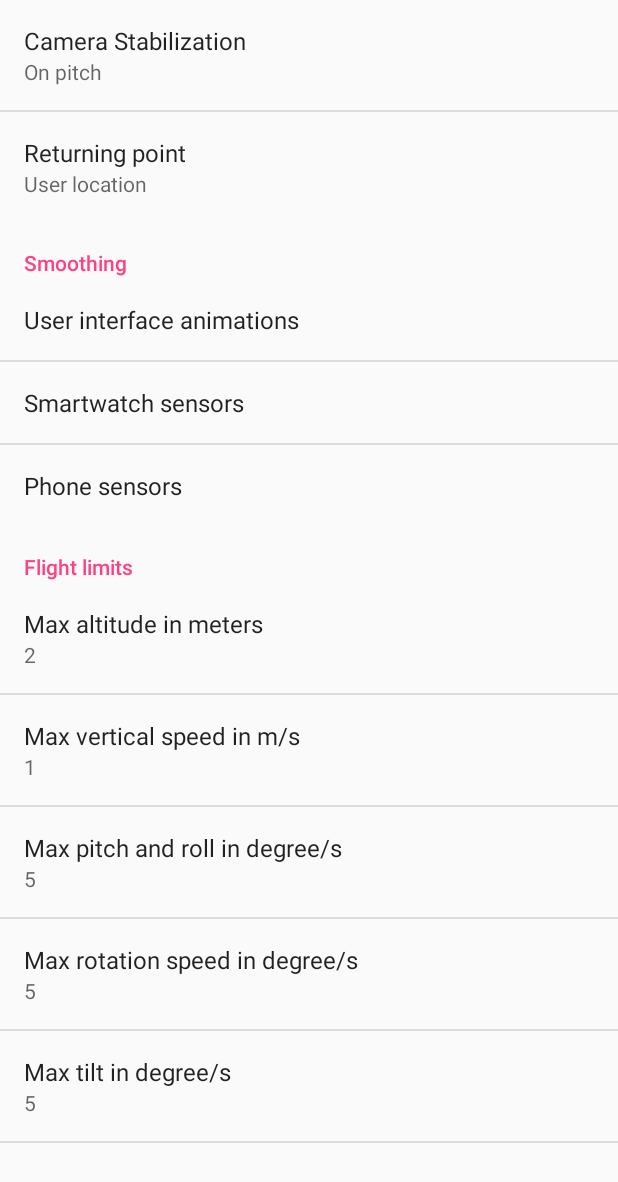
After one commit to orhuncng/Bebop-Ui-Test, an Android app: the SettingsActivity screen opened directly, with no data from a screen before it, on a phone screen of 412 x 824 dp. The commit adds this screen. Shown: the top 1182 px of the screen. Run offline under Robolectric (Android 15) with nearby library versions, the phone set to English and light mode, and no system bars.

Commit message:
Added preferences menu and activity.

```diff
--- /dev/null
+++ b/app/src/main/java/com/trio/drone/core/SettingsActivity.java
@@ -0,0 +1,80 @@
+package com.trio.drone.core;
+
+import android.os.Bundle;
+import android.preference.*;
+import android.view.MenuItem;
+import com.example.trio.testproject.R;
+
+public class SettingsActivity extends PreferenceActivity
+{
+    private static Preference.OnPreferenceChangeListener prefChanged =
+            new Preference.OnPreferenceChangeListener()
+            {
+                @Override
+                public boolean onPreferenceChange(Preference preference, Object newValue)
+                {
+                    String stringValue = newValue.toString();
+
+                    if (preference instanceof ListPreference) {
+                        ListPreference listPreference = (ListPreference) preference;
+                        int index = listPreference.findIndexOfValue(stringValue);
+
+                        preference.setSummary(
+                                index >= 0 ? listPreference.getEntries()[index] : null);
+                    }
+                    else {
+                        preference.setSummary(stringValue);
+                    }
+                    return true;
+                }
+            };
+
+    private static void bindSummary(Preference preference)
+    {
+        preference.setOnPreferenceChangeListener(prefChanged);
+        prefChanged.onPreferenceChange(preference,
+                PreferenceManager.getDefaultSharedPreferences(preference.getContext())
+                        .getString(preference.getKey(), ""));
+    }
+
+    @Override
+    public boolean onOptionsItemSelected(MenuItem item)
+    {
+        if (item.getItemId() == android.R.id.home) {
+            onBackPressed();
+        }
+        return super.onOptionsItemSelected(item);
+    }
+
+    @Override
+    protected void onCreate(Bundle savedInstanceState)
+    {
+        super.onCreate(savedInstanceState);
+
+        // load settings fragment
+        getFragmentManager().beginTransaction().replace(android.R.id.content,
+                new MainPreferenceFragment()).commit();
+    }
+
+    public static class MainPreferenceFragment extends PreferenceFragment
+    {
+        @Override
+        public void onCreate(final Bundle savedInstanceState)
+        {
+            super.onCreate(savedInstanceState);
+            addPreferencesFromResource(R.xml.pref);
+
+            // bind summaries to selected pref values
+            bindSummary(findPreference(getString(R.string.pref_key_camera_stab_mode)));
+            bindSummary(findPreference(getString(R.string.pref_key_home_type)));
+            bindSummary(findPreference(getString(R.string.pref_key_smoothing_ui)));
+            bindSummary(findPreference(getString(R.string.pref_key_smoothing_watch_sensors)));
+            bindSummary(findPreference(getString(R.string.pref_key_smoothing_phone_sensors)));
+            bindSummary(findPreference(getString(R.string.pref_key_max_altitude)));
+            bindSummary(findPreference(getString(R.string.pref_key_max_vert_speed)));
+            bindSummary(findPreference(getString(R.string.pref_key_max_pitch_roll)));
+            bindSummary(findPreference(getString(R.string.pref_key_max_rot_speed)));
+            bindSummary(findPreference(getString(R.string.pref_key_max_tilt)));
+        }
+    }
+}
--- a/app/src/main/java/com/trio/dronetest/MainActivity.java
+++ b/app/src/main/java/com/trio/dronetest/MainActivity.java
@@ -8,7 +8,10 @@ import android.os.IBinder;
 import android.support.annotation.Nullable;
 import android.support.v4.content.LocalBroadcastManager;
 import android.support.v7.app.AppCompatActivity;
+import android.support.v7.widget.Toolbar;
 import android.util.Log;
+import android.view.Menu;
+import android.view.MenuItem;
 import android.view.View;
 import com.example.trio.testproject.R;
 import com.parrot.arsdk.ARSDK;
@@ -17,14 +20,16 @@ import com.parrot.arsdk.arcontroller.*;
 import com.parrot.arsdk.ardiscovery.*;
 import com.parrot.arsdk.ardiscovery.receivers.ARDiscoveryServicesDevicesListUpdatedReceiver;
 import com.parrot.arsdk.ardiscovery.receivers.ARDiscoveryServicesDevicesListUpdatedReceiverDelegate;
+import com.trio.drone.core.SettingsActivity;
 
 import java.util.ArrayList;
 import java.util.HashMap;
 import java.util.List;
 
 
-public class MainActivity extends AppCompatActivity implements ARDeviceControllerListener,
-        ARDeviceControllerStreamListener, WatchServiceCallbacks
+public class MainActivity extends AppCompatActivity
+        implements ARDeviceControllerListener, ARDeviceControllerStreamListener,
+        WatchServiceCallbacks
 {
     public static final String TESTMSG = "com.example.trio.testproject";
     public ArrayList<String> DeviceNames = new ArrayList<>();
@@ -74,11 +79,6 @@ public class MainActivity extends AppCompatActivity implements ARDeviceControlle
         ARSDK.loadSDKLibs();
     }
 
-    String[] mobileArray = {"Android", "IPhone", "WindowsMobile", "Blackberry",
-            "WebOS", "Ubuntu", "Windows7", "Max OS X"};
-    private ARCONTROLLER_DEVICE_STATE_ENUM deviceState =
-            ARCONTROLLER_DEVICE_STATE_ENUM.eARCONTROLLER_DEVICE_STATE_UNKNOWN_ENUM_VALUE;
-    private ARDiscoveryService mArdiscoveryService;
     private final ARDiscoveryServicesDevicesListUpdatedReceiverDelegate mDiscoveryDelegate =
             new ARDiscoveryServicesDevicesListUpdatedReceiverDelegate()
             {
@@ -103,8 +103,8 @@ public class MainActivity extends AppCompatActivity implements ARDeviceControlle
                                     deviceController = new ARDeviceController(trioDrone);
                                     trioDrone.dispose();
                                     Log.e("DeviceCOntrollerYaratma", "trioDrone Null Değil");
-                                    deviceController
-                                            .addListener((ARDeviceControllerListener) mContext);
+                                    deviceController.addListener(
+                                            (ARDeviceControllerListener) mContext);
                                     ARCONTROLLER_ERROR_ENUM error = deviceController.start();
                                     deviceController.addStreamListener(
                                             (ARDeviceControllerStreamListener) mContext);
@@ -112,12 +112,19 @@ public class MainActivity extends AppCompatActivity implements ARDeviceControlle
                                     e.printStackTrace();
                                 }
                             }
-                        } else {
+                        }
+                        else {
                             Log.e("DeviceCreateCall", "Null geldi!");
                         }
                     }
                 }
             };
+    private ARCONTROLLER_DEVICE_STATE_ENUM deviceState =
+            ARCONTROLLER_DEVICE_STATE_ENUM.eARCONTROLLER_DEVICE_STATE_UNKNOWN_ENUM_VALUE;
+    private ARDiscoveryService mArdiscoveryService;
+    String[] mobileArray =
+            {"Android", "IPhone", "WindowsMobile", "Blackberry", "WebOS", "Ubuntu", "Windows7",
+                    "Max OS X"};
     private ServiceConnection mArdiscoveryServiceConnection;
 
     @Override
@@ -127,13 +134,14 @@ public class MainActivity extends AppCompatActivity implements ARDeviceControlle
         mContext = this;
         setContentView(R.layout.activity_main);
         System.out.println("ON CREATE");
-
+        Toolbar toolbar = findViewById(R.id.toolbar);
+        setSupportActionBar(toolbar);
         initDiscoveryService();
         registerReceivers();
 
         mVideoView = findViewById(R.id.videoView);
-        mIsBound = bindService(new Intent(MainActivity.this, ConsumerService.class),
-                mConnection, Context.BIND_AUTO_CREATE);
+        mIsBound = bindService(new Intent(MainActivity.this, ConsumerService.class), mConnection,
+                Context.BIND_AUTO_CREATE);
 
         DeviceSensorViewModel model = ViewModelProviders.of(this).get(DeviceSensorViewModel.class);
         liveData = model.getDeviceSensorListener();
@@ -172,6 +180,27 @@ public class MainActivity extends AppCompatActivity implements ARDeviceControlle
         });
 
 
+    }
+
+    @Override
+    public boolean onCreateOptionsMenu(Menu menu)
+    {
+        getMenuInflater().inflate(R.menu.menu_main, menu);
+        return true;
+    }
+
+    @Override
+    public boolean onOptionsItemSelected(MenuItem item)
+    {
+        int id = item.getItemId();
+
+        if (id == R.id.action_settings) {
+            // launch settings activity
+            startActivity(new Intent(MainActivity.this, SettingsActivity.class));
+            return true;
+        }
+
+        return super.onOptionsItemSelected(item);
     }
 
     public void showDevices(View view)
@@ -236,7 +265,8 @@ public class MainActivity extends AppCompatActivity implements ARDeviceControlle
                     ARCONTROLLER_DEVICE_STATE_ENUM.ARCONTROLLER_DEVICE_STATE_RUNNING)) {
                 deviceController.getFeatureARDrone3().setPilotingPCMDYaw((byte) dir);
                 Log.e("MainActRotateDrone", "dirSent");
-            } else {
+            }
+            else {
                 Log.e("MainActRotateDrone", "else ye girdi");
 
             }
@@ -256,7 +286,8 @@ public class MainActivity extends AppCompatActivity implements ARDeviceControlle
                     (ARCONTROLLER_DEVICE_STATE_ENUM.ARCONTROLLER_DEVICE_STATE_RUNNING))) {
                 deviceController.getFeatureARDrone3().setPilotingPCMDYaw((byte) dir);
                 Log.e("MainActRotateDrone", "dirSent");
-            } else {
+            }
+            else {
                 Log.e("MainActRotateDrone", "else ye girdi");
 
             }
@@ -327,9 +358,10 @@ public class MainActivity extends AppCompatActivity implements ARDeviceControlle
         if (mArdiscoveryService == null) {
             // if the discovery service doesn't exists, bind to it
             Intent i = new Intent(getApplicationContext(), ARDiscoveryService.class);
-            getApplicationContext()
-                    .bindService(i, mArdiscoveryServiceConnection, Context.BIND_AUTO_CREATE);
-        } else {
+            getApplicationContext().bindService(i, mArdiscoveryServiceConnection,
+                    Context.BIND_AUTO_CREATE);
+        }
+        else {
             // if the discovery service already exists, start discovery
             startDiscovery();
         }
@@ -347,8 +379,8 @@ public class MainActivity extends AppCompatActivity implements ARDeviceControlle
         Log.e("registerReceivers", "İçerde");
 
         receiver = new ARDiscoveryServicesDevicesListUpdatedReceiver(mDiscoveryDelegate);
-        LocalBroadcastManager localBroadcastMgr =
-                LocalBroadcastManager.getInstance(getApplicationContext());
+        LocalBroadcastManager localBroadcastMgr = LocalBroadcastManager.getInstance(
+                getApplicationContext());
         localBroadcastMgr.registerReceiver(receiver, new IntentFilter(
                 ARDiscoveryService.kARDiscoveryServiceNotificationServicesDevicesListUpdated));
 
@@ -370,8 +402,8 @@ public class MainActivity extends AppCompatActivity implements ARDeviceControlle
 
     private void unregisterReceivers()
     {
-        LocalBroadcastManager localBroadcastMgr =
-                LocalBroadcastManager.getInstance(getApplicationContext());
+        LocalBroadcastManager localBroadcastMgr = LocalBroadcastManager.getInstance(
+                getApplicationContext());
         localBroadcastMgr.unregisterReceiver(receiver);
     }
 
@@ -396,8 +428,7 @@ public class MainActivity extends AppCompatActivity implements ARDeviceControlle
 
     @Override
     public void onStateChanged(ARDeviceController deviceController,
-            ARCONTROLLER_DEVICE_STATE_ENUM newState,
-            ARCONTROLLER_ERROR_ENUM error)
+            ARCONTROLLER_DEVICE_STATE_ENUM newState, ARCONTROLLER_ERROR_ENUM error)
     {
         deviceState = newState;
         switch (newState) {
@@ -422,8 +453,7 @@ public class MainActivity extends AppCompatActivity implements ARDeviceControlle
 
     @Override
     public void onExtensionStateChanged(ARDeviceController deviceController,
-            ARCONTROLLER_DEVICE_STATE_ENUM newState,
-            ARDISCOVERY_PRODUCT_ENUM product, String name,
+            ARCONTROLLER_DEVICE_STATE_ENUM newState, ARDISCOVERY_PRODUCT_ENUM product, String name,
             ARCONTROLLER_ERROR_ENUM error)
     {
 
@@ -431,20 +461,18 @@ public class MainActivity extends AppCompatActivity implements ARDeviceControlle
 
     @Override
     public void onCommandReceived(ARDeviceController deviceController,
-            ARCONTROLLER_DICTIONARY_KEY_ENUM commandKey,
-            ARControllerDictionary elementDictionary)
+            ARCONTROLLER_DICTIONARY_KEY_ENUM commandKey, ARControllerDictionary elementDictionary)
     {
         if (elementDictionary != null) {
             // if the command received is a battery state changed
             if (commandKey ==
                     ARCONTROLLER_DICTIONARY_KEY_ENUM
                             .ARCONTROLLER_DICTIONARY_KEY_COMMON_COMMONSTATE_BATTERYSTATECHANGED) {
-                ARControllerArgumentDictionary<Object> args = elementDictionary
-                        .get(ARControllerDictionary.ARCONTROLLER_DICTIONARY_SINGLE_KEY);
+                ARControllerArgumentDictionary<Object> args = elementDictionary.get(
+                        ARControllerDictionary.ARCONTROLLER_DICTIONARY_SINGLE_KEY);
 
                 if (args != null) {
-                    Integer batValue = (Integer) args
-                            .get(ARFeatureCommon
+                    Integer batValue = (Integer) args.get(ARFeatureCommon
                                     .ARCONTROLLER_DICTIONARY_KEY_COMMON_COMMONSTATE_BATTERYSTATECHANGED_PERCENT);
                     Log.e("Battery", String.valueOf(batValue));
                     // do what you want with the battery level
@@ -454,19 +482,19 @@ public class MainActivity extends AppCompatActivity implements ARDeviceControlle
             if (commandKey ==
                     ARCONTROLLER_DICTIONARY_KEY_ENUM
                             .ARCONTROLLER_DICTIONARY_KEY_ARDRONE3_PILOTINGSTATE_FLYINGSTATECHANGED) {
-                ARControllerArgumentDictionary<Object> args = elementDictionary
-                        .get(ARControllerDictionary.ARCONTROLLER_DICTIONARY_SINGLE_KEY);
+                ARControllerArgumentDictionary<Object> args = elementDictionary.get(
+                        ARControllerDictionary.ARCONTROLLER_DICTIONARY_SINGLE_KEY);
                 if (args != null) {
-                    Integer flyingStateInt = (Integer) args
-                            .get(
-                                    ARFeatureARDrone3.ARCONTROLLER_DICTIONARY_KEY_ARDRONE3_PILOTINGSTATE_FLYINGSTATECHANGED_STATE);
+                    Integer flyingStateInt = (Integer) args.get(
+                            ARFeatureARDrone3.ARCONTROLLER_DICTIONARY_KEY_ARDRONE3_PILOTINGSTATE_FLYINGSTATECHANGED_STATE);
                     ARCOMMANDS_ARDRONE3_PILOTINGSTATE_FLYINGSTATECHANGED_STATE_ENUM flyingState =
                             ARCOMMANDS_ARDRONE3_PILOTINGSTATE_FLYINGSTATECHANGED_STATE_ENUM
                                     .getFromValue(flyingStateInt);
                     Log.e("Battery", String.valueOf(flyingStateInt));
                 }
             }
-        } else {
+        }
+        else {
             Log.e("OnCommandReceive", "elementDictionary is null");
         }
 
@@ -483,12 +511,11 @@ public class MainActivity extends AppCompatActivity implements ARDeviceControlle
                         ARCONTROLLER_DICTIONARY_KEY_ENUM
                                 .ARCONTROLLER_DICTIONARY_KEY_ARDRONE3_PILOTINGSTATE_FLYINGSTATECHANGED);
                 if (dict != null) {
-                    ARControllerArgumentDictionary<Object> args =
-                            dict.get(ARControllerDictionary.ARCONTROLLER_DICTIONARY_SINGLE_KEY);
+                    ARControllerArgumentDictionary<Object> args = dict.get(
+                            ARControllerDictionary.ARCONTROLLER_DICTIONARY_SINGLE_KEY);
                     if (args != null) {
-                        Integer flyingStateInt = (Integer) args
-                                .get(
-                                        ARFeatureARDrone3.ARCONTROLLER_DICTIONARY_KEY_ARDRONE3_PILOTINGSTATE_FLYINGSTATECHANGED_STATE);
+                        Integer flyingStateInt = (Integer) args.get(
+                                ARFeatureARDrone3.ARCONTROLLER_DICTIONARY_KEY_ARDRONE3_PILOTINGSTATE_FLYINGSTATECHANGED_STATE);
                         flyingState =
                                 ARCOMMANDS_ARDRONE3_PILOTINGSTATE_FLYINGSTATECHANGED_STATE_ENUM
                                         .getFromValue(flyingStateInt);
--- a/app/src/main/res/layout/activity_main.xml
+++ b/app/src/main/res/layout/activity_main.xml
@@ -2,10 +2,19 @@
 <android.support.constraint.ConstraintLayout
         xmlns:android="http://schemas.android.com/apk/res/android"
         xmlns:tools="http://schemas.android.com/tools"
+        xmlns:app="http://schemas.android.com/apk/res-auto"
         android:layout_width="match_parent"
         android:layout_height="match_parent"
         tools:context="com.trio.dronetest.MainActivity">
 
+    <android.support.v7.widget.Toolbar
+            android:id="@+id/toolbar"
+            android:layout_width="match_parent"
+            android:layout_height="40dp"
+            android:background="@color/colorPrimary"
+            android:elevation="4dp"
+            android:theme="@style/ThemeOverlay.AppCompat.ActionBar"
+            app:popupTheme="@style/ThemeOverlay.AppCompat.Light"/>
 
     <LinearLayout
             android:layout_width="368dp"
--- /dev/null
+++ b/app/src/main/res/menu/menu_main.xml
@@ -0,0 +1,12 @@
+<?xml version="1.0" encoding="utf-8"?>
+<menu xmlns:android="http://schemas.android.com/apk/res/android"
+      xmlns:tools="http://schemas.android.com/tools"
+      xmlns:app="http://schemas.android.com/apk/res-auto"
+      tools:context="info.androidhive.settings.MainActivity">
+    <item
+            android:id="@+id/action_settings"
+            android:orderInCategory="100"
+            android:title="@string/action_settings"
+            android:icon="@android:drawable/ic_menu_preferences"
+            app:showAsAction="never"/>
+</menu>
--- /dev/null
+++ b/app/src/main/res/values/arrays.xml
@@ -0,0 +1,35 @@
+<?xml version="1.0" encoding="utf-8"?>
+<resources>
+    <string-array name="pref_camera_stab_titles">
+        <item>On roll and Pitch</item>
+        <item>On pitch</item>
+        <item>On roll</item>
+        <item>Never</item>
+    </string-array>
+    <string-array name="pref_camera_stab_values">
+        <item>0</item>
+        <item>1</item>
+        <item>2</item>
+        <item>3</item>
+    </string-array>
+    <string-array name="pref_smoothing_titles">
+        <item>High</item>
+        <item>Normal</item>
+        <item>Low</item>
+        <item>None</item>
+    </string-array>
+    <string-array name="pref_smoothing_values">
+        <item>25</item>
+        <item>50</item>
+        <item>75</item>
+        <item>100</item>
+    </string-array>
+    <string-array name="pref_home_type_titles">
+        <item>Takeoff point</item>
+        <item>User location</item>
+    </string-array>
+    <string-array name="pref_home_type_values">
+        <item>0</item>
+        <item>1</item>
+    </string-array>
+</resources>
--- /dev/null
+++ b/app/src/main/res/values/integers.xml
@@ -0,0 +1,8 @@
+<?xml version="1.0" encoding="utf-8"?>
+<resources>
+    <integer name="defaultMaxAltitude">2</integer>
+    <integer name="defaultMaxTilt">5</integer>
+    <integer name="defaultMaxVerticalSpeed">1</integer>
+    <integer name="defaultMaxRotationSpeed">5</integer>
+    <integer name="defaultMaxPitchRoll">5</integer>
+</resources>
--- a/app/src/main/res/values/strings.xml
+++ b/app/src/main/res/values/strings.xml
@@ -4,13 +4,31 @@
     <string name="title_activity_main3">Main3Activity</string>
 
     <string name="hello_world">Hello Accessory!</string>
-    <string name="ConnectionEstablishedMsg">Service Connection with HelloAccessory(P) has been established.</string>
-    <string name="ConnectionTerminateddMsg">Service Connection with HelloAccessory(P) has been terminated.</string>
+    <string name="ConnectionEstablishedMsg">Service Connection with HelloAccessory(P) has been
+        established.
+    </string>
+    <string name="ConnectionTerminateddMsg">Service Connection with HelloAccessory(P) has been
+        terminated.
+    </string>
     <string name="ConnectionAlreadyExist">Service Connection has already been existed!!!</string>
-    <string name="ConnectionAlreadyDisconnected">Service Connection has already been disconnected!!!</string>
+    <string name="ConnectionAlreadyDisconnected">Service Connection has already been
+        disconnected!!!
+    </string>
     <string name="ConnectionFailure">Service Connection Failure</string>
     <string name="NoPeersFound">No peers have been found!!!</string>
     <string name="buttonConnect">Connect</string>
     <string name="buttonDisconnect">Disconnect</string>
     <string name="buttonSend">Send</string>
+
+    <string name="action_settings">Settings</string>
+    <string name="pref_key_camera_stab_mode">camera_stab_mode</string>
+    <string name="pref_key_home_type">home_type</string>
+    <string name="pref_key_smoothing_ui">smoothing_ui</string>
+    <string name="pref_key_smoothing_watch_sensors">smoothing_watch_sensors</string>
+    <string name="pref_key_smoothing_phone_sensors">smoothing_phone_sensors</string>
+    <string name="pref_key_max_altitude">max_altitude</string>
+    <string name="pref_key_max_vert_speed">max_vert_speed</string>
+    <string name="pref_key_max_pitch_roll">max_pitch_roll</string>
+    <string name="pref_key_max_rot_speed">max_rot_speed</string>
+    <string name="pref_key_max_tilt">max_tilt</string>
 </resources>
--- a/app/src/main/res/values/styles.xml
+++ b/app/src/main/res/values/styles.xml
@@ -1,8 +1,6 @@
 <resources>
-
     <!-- Base application theme. -->
     <style name="AppTheme" parent="Theme.AppCompat.Light.DarkActionBar">
-        <!-- Customize your theme here. -->
         <item name="colorPrimary">@color/colorPrimary</item>
         <item name="colorPrimaryDark">@color/colorPrimaryDark</item>
         <item name="colorAccent">@color/colorAccent</item>
@@ -12,9 +10,4 @@
         <item name="windowActionBar">false</item>
         <item name="windowNoTitle">true</item>
     </style>
-
-    <style name="AppTheme.AppBarOverlay" parent="ThemeOverlay.AppCompat.Dark.ActionBar" />
-
-    <style name="AppTheme.PopupOverlay" parent="ThemeOverlay.AppCompat.Light" />
-
 </resources>
--- /dev/null
+++ b/app/src/main/res/xml/pref.xml
@@ -0,0 +1,72 @@
+<?xml version="1.0" encoding="utf-8"?>
+<PreferenceScreen xmlns:android="http://schemas.android.com/apk/res/android">
+    <ListPreference
+            android:defaultValue="1"
+            android:title="Camera Stabilization"
+            android:entries="@array/pref_camera_stab_titles"
+            android:entryValues="@array/pref_camera_stab_values"
+            android:key="@string/pref_key_camera_stab_mode"/>
+    <ListPreference
+            android:defaultValue="1"
+            android:title="Returning point"
+            android:entries="@array/pref_home_type_titles"
+            android:entryValues="@array/pref_home_type_values"
+            android:key="@string/pref_key_home_type"/>
+    <PreferenceCategory android:title="Smoothing">
+        <ListPreference
+                android:defaultValue="1"
+                android:title="User interface animations"
+                android:entries="@array/pref_smoothing_titles"
+                android:entryValues="@array/pref_smoothing_values"
+                android:key="@string/pref_key_smoothing_ui"/>
+        <ListPreference
+                android:defaultValue="1"
+                android:title="Smartwatch sensors"
+                android:entries="@array/pref_smoothing_titles"
+                android:entryValues="@array/pref_smoothing_values"
+                android:key="@string/pref_key_smoothing_watch_sensors"/>
+        <ListPreference
+                android:defaultValue="1"
+                android:title="Phone sensors"
+                android:entries="@array/pref_smoothing_titles"
+                android:entryValues="@array/pref_smoothing_values"
+                android:key="@string/pref_key_smoothing_phone_sensors"/>
+    </PreferenceCategory>
+    <PreferenceCategory android:title="Flight limits">
+        <EditTextPreference
+                android:defaultValue="@integer/defaultMaxAltitude"
+                android:selectAllOnFocus="true"
+                android:singleLine="true"
+                android:title="Max altitude in meters"
+                android:key="@string/pref_key_max_altitude"
+                android:numeric="integer"/>
+        <EditTextPreference
+                android:defaultValue="@integer/defaultMaxVerticalSpeed"
+                android:selectAllOnFocus="true"
+                android:singleLine="true"
+                android:title="Max vertical speed in m/s"
+                android:key="@string/pref_key_max_vert_speed"
+                android:numeric="integer"/>
+        <EditTextPreference
+                android:defaultValue="@integer/defaultMaxPitchRoll"
+                android:selectAllOnFocus="true"
+                android:singleLine="true"
+                android:title="Max pitch and roll in degree/s"
+                android:key="@string/pref_key_max_pitch_roll"
+                android:numeric="integer"/>
+        <EditTextPreference
+                android:defaultValue="@integer/defaultMaxRotationSpeed"
+                android:selectAllOnFocus="true"
+                android:singleLine="true"
+                android:title="Max rotation speed in degree/s"
+                android:key="@string/pref_key_max_rot_speed"
+                android:numeric="integer"/>
+        <EditTextPreference
+                android:defaultValue="@integer/defaultMaxTilt"
+                android:selectAllOnFocus="true"
+                android:singleLine="true"
+                android:title="Max tilt in degree/s"
+                android:key="@string/pref_key_max_tilt"
+                android:numeric="integer"/>
+    </PreferenceCategory>
+</PreferenceScreen>
```
Also changed, not shown: app/src/main/AndroidManifest.xml (+3 -4 lines).
